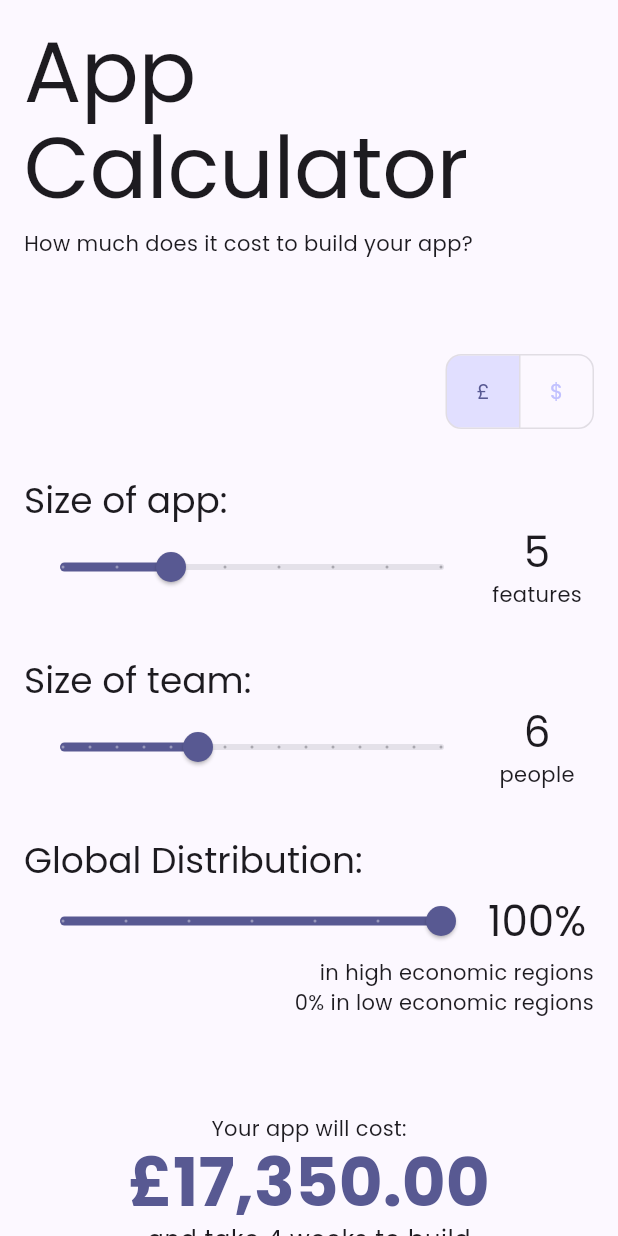
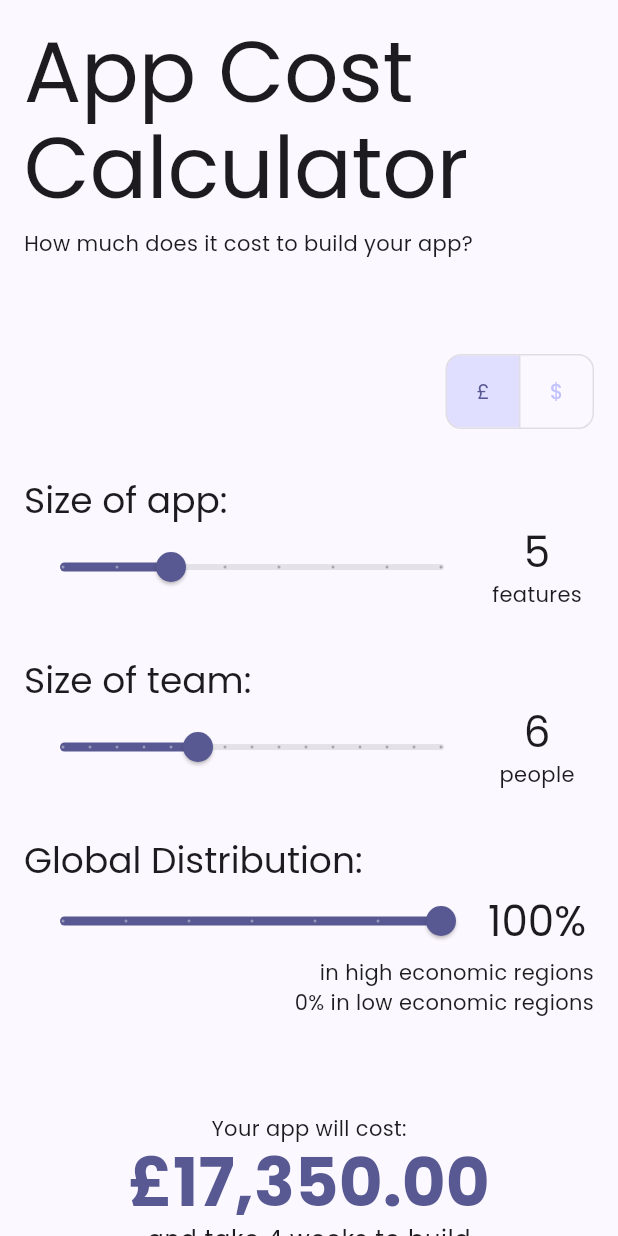
Before and after one commit to ChuffedDom/Toolbox, a Flutter app: the screen it shows after launch, on a phone screen of 412 x 824 dp. Run offline on Flutter 3.47's test engine with Material 3 defaults, Android fonts, the phone set to English and light mode, and no system bars; our stand-ins replace google_fonts.

```diff
--- a/chuffedtools/lib/main.dart
+++ b/chuffedtools/lib/main.dart
@@ -13,13 +13,13 @@ class MyApp extends StatelessWidget {
   @override
   Widget build(BuildContext context) {
     return MaterialApp(
-      title: 'App Calculator',
+      title: 'App Cost Calculator',
       theme: ThemeData(
         colorScheme: ColorScheme.fromSeed(seedColor: Color(0xFF4747bf)),
         useMaterial3: true,
         textTheme: GoogleFonts.poppinsTextTheme(),
       ),
-      home: const MyHomePage(title: 'App Calculator'),
+      home: const MyHomePage(title: 'App Cost Calculator'),
     );
   }
 }
@@ -101,7 +101,7 @@ class _MyHomePageState extends State<MyHomePage> {
                 crossAxisAlignment: CrossAxisAlignment.start,
                 children: <Widget>[
                   Text(
-                    "App Calculator",
+                    "App Cost Calculator",
                     style: Theme.of(context).textTheme.displayLarge,
                   ),
                   SizedBox(height: 8),
```
Also changed, not shown: chuffedtools/firebase.json (added), 5 other files.
